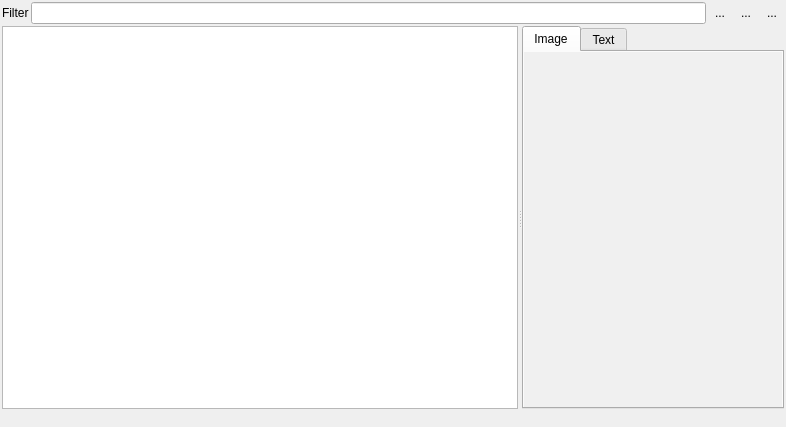
EnMAP-Box/qgispluginsupport, file qps/ui/qpsresourcebrowser.ui: the form before one commit.
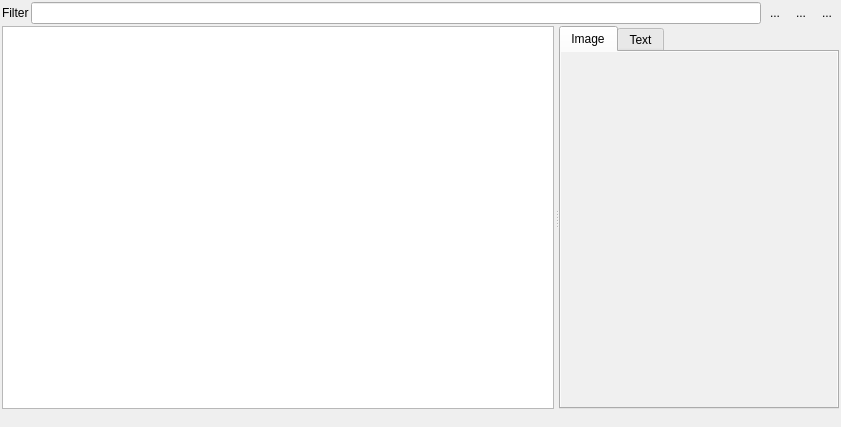
The form after the commit. Icons and pictures are not drawn. Custom widgets are drawn as their Qt base class.

What changed in the file:
```diff
--- a/qps/ui/qpsresourcebrowser.ui
+++ b/qps/ui/qpsresourcebrowser.ui
@@ -6,7 +6,7 @@
    <rect>
     <x>0</x>
     <y>0</y>
-    <width>786</width>
+    <width>841</width>
     <height>427</height>
    </rect>
   </property>
@@ -81,6 +81,19 @@
        <verstretch>2</verstretch>
       </sizepolicy>
      </property>
+     <property name="styleSheet">
+      <string notr="true">QSplitter::handle {
+    image: url(images/splitter.png);
+}
+
+QSplitter::handle:vertical {
+    height: 5px;
+}
+
+QSplitter::handle:pressed {
+    url(images/splitter_pressed.png);
+}</string>
+     </property>
      <property name="orientation">
       <enum>Qt::Horizontal</enum>
      </property>
```
